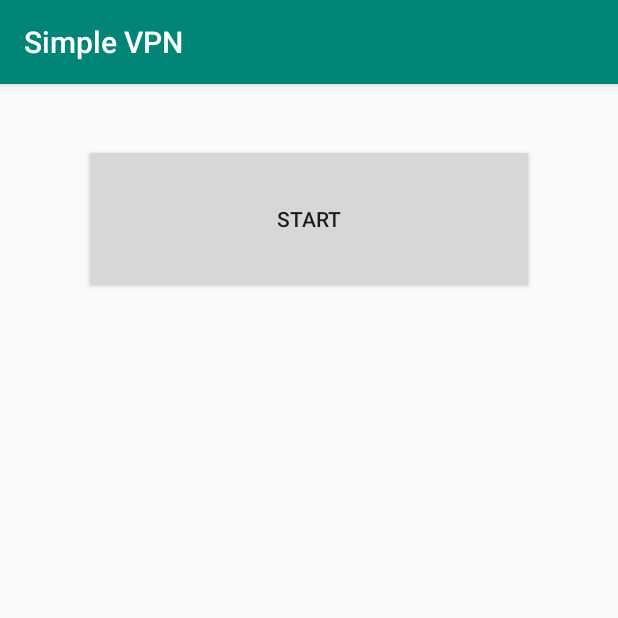
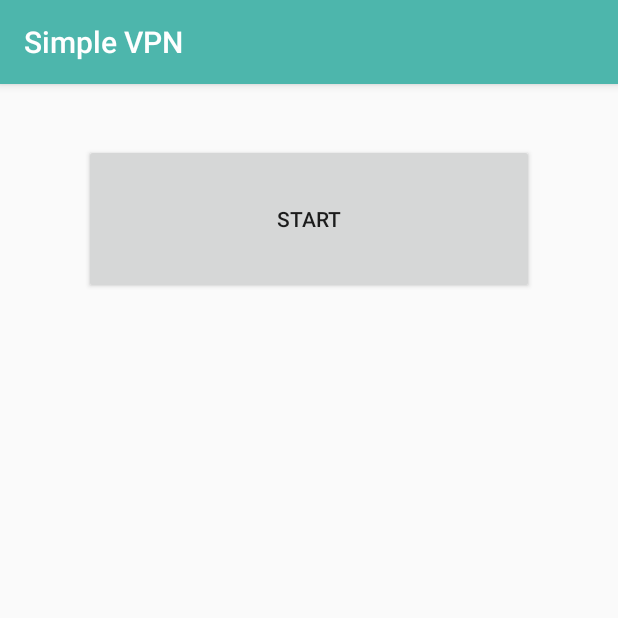
Before and after one commit to ctkqiang/SimpleVPN, an Android app: the screen it shows after launch (NetworkActivity), on a phone screen of 412 x 824 dp, the top half of it. Run offline under Robolectric (Android 15) with nearby library versions, the phone set to English and light mode, and no system bars.

```diff
--- a/app/src/main/AndroidManifest.xml
+++ b/app/src/main/AndroidManifest.xml
@@ -24,6 +24,7 @@
             android:name=".Service.NetworkService"
             android:enabled="true"
             android:exported="true"
+            android:icon="@mipmap/applogo"
             android:permission="android.permission.BIND_VPN_SERVICE">
 
             <intent-filter>
--- a/app/src/main/res/values/colors.xml
+++ b/app/src/main/res/values/colors.xml
@@ -1,6 +1,6 @@
 <?xml version="1.0" encoding="utf-8"?>
 <resources>
-    <color name="colorPrimary">#008577</color>
-    <color name="colorPrimaryDark">#00574B</color>
-    <color name="colorAccent">#D81B60</color>
+    <color name="colorPrimary">#4DB6AC</color>
+    <color name="colorPrimaryDark">#4DB6AC</color>
+    <color name="colorAccent">#4DB6AC</color>
 </resources>
```
